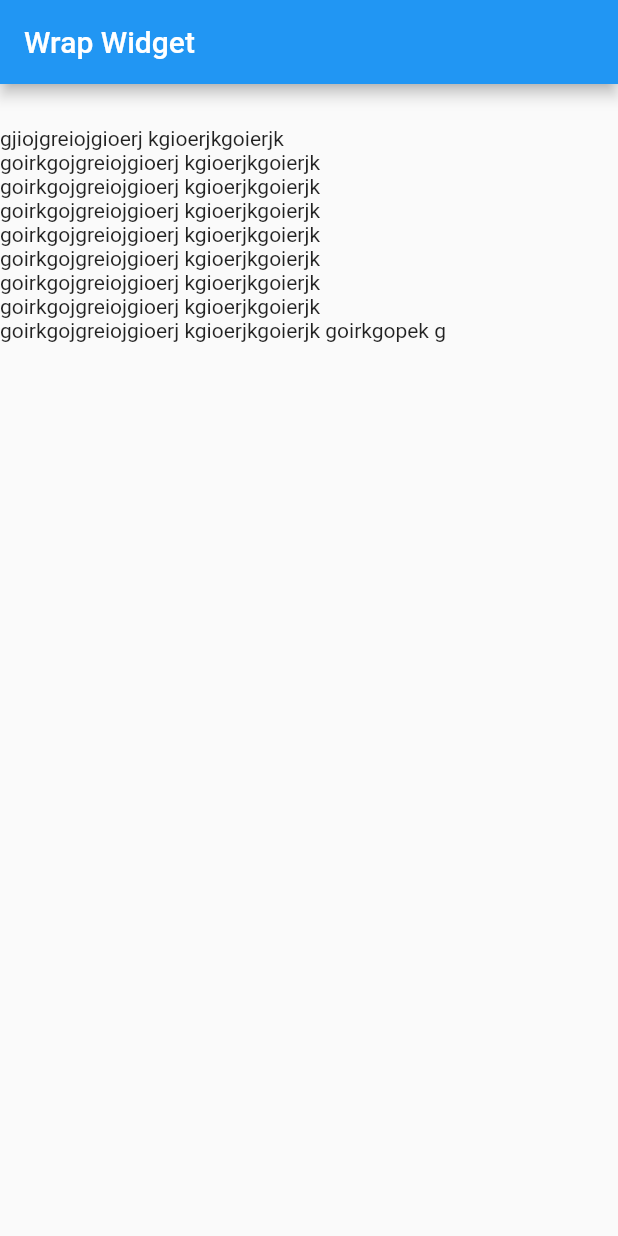
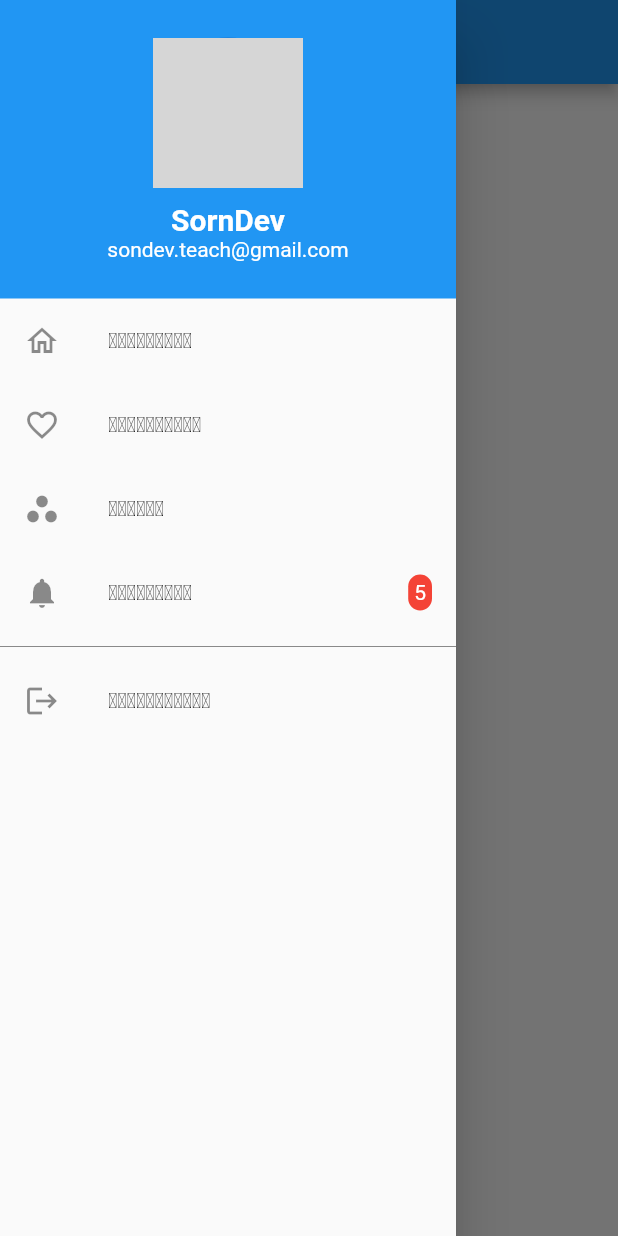
Before and after one commit to SornDevT/flutter_aap_01, a Flutter app: the screen it shows after launch, with the side drawer open (before the commit the screen has no drawer), on a phone screen of 412 x 824 dp. Run offline on Flutter 3.47's test engine with Material 2 defaults, Android fonts, the phone set to English and light mode, and no system bars; our stand-ins replace validators; network calls fail; grey boxes are pictures that could not be loaded.

Commit message:
form widget & SideBar widget VDO 05

```diff
--- /dev/null
+++ b/lib/Pages/SideBar.dart
@@ -0,0 +1,113 @@
+import 'package:flutter/material.dart';
+
+class SideBarWidget extends StatefulWidget {
+  const SideBarWidget({super.key});
+
+  @override
+  State<SideBarWidget> createState() => _SideBarWidgetState();
+}
+
+class _SideBarWidgetState extends State<SideBarWidget> {
+  @override
+  Widget build(BuildContext context) {
+    return Scaffold(
+      appBar: AppBar(
+        title: Text('Side Bar'),
+      ),
+      body: Center(
+        child: Text('Sile Bar Menu'),
+      ),
+      drawer: NavigatorDrawer(),
+    );
+  }
+}
+
+class NavigatorDrawer extends StatelessWidget {
+  const NavigatorDrawer({super.key});
+
+  @override
+  Widget build(BuildContext context) => Drawer(
+        child: SingleChildScrollView(
+            child: Column(
+          children: [
+            BuildHeader(context),
+            BuildMenuItem(context),
+          ],
+        )),
+      );
+
+  Widget BuildHeader(BuildContext context) => Container(
+        width: double.infinity,
+        // height: 200,
+        color: Colors.blue,
+        child: Padding(
+          padding: EdgeInsets.only(
+            top: 25 + MediaQuery.of(context).padding.top,
+            bottom: 25,
+          ),
+          child: Column(children: const [
+            CircleAvatar(
+              radius: 50,
+              backgroundImage: NetworkImage(
+                  'https://img.freepik.com/free-photo/young-bearded-man-with-striped-shirt_273609-5677.jpg'),
+            ),
+            SizedBox(
+              height: 10,
+            ),
+            Text(
+              'SornDev',
+              style: TextStyle(
+                  fontSize: 20,
+                  fontWeight: FontWeight.bold,
+                  color: Colors.white),
+            ),
+            Text('sondev.teach@gmail.com',
+                style: TextStyle(fontSize: 14, color: Colors.white))
+          ]),
+        ),
+      );
+
+  Widget BuildMenuItem(BuildContext context) => Container(
+        child: Column(
+          children: [
+            ListTile(
+              leading: const Icon(Icons.home_outlined),
+              title: Text('ໜ້າທຳອິດ'),
+              onTap: () {},
+            ),
+            ListTile(
+              leading: const Icon(Icons.favorite_outline),
+              title: Text('ສີ່ງທີ່ມັກ'),
+              onTap: () {},
+            ),
+            ListTile(
+              leading: const Icon(Icons.workspaces),
+              title: Text('ແຜນວຽກ'),
+              onTap: () {},
+            ),
+            ListTile(
+              leading: const Icon(Icons.notifications),
+              title: Text('ແຈ້ງເຕືອນ'),
+              trailing: Container(
+                padding: EdgeInsets.all(4),
+                decoration: BoxDecoration(
+                    borderRadius: BorderRadius.circular(15), color: Colors.red),
+                child: Text(
+                  '5',
+                  style: TextStyle(color: Colors.white),
+                ),
+              ),
+              onTap: () {},
+            ),
+            const Divider(
+              color: Colors.black45,
+            ),
+            ListTile(
+              leading: const Icon(Icons.logout),
+              title: Text('ອອກຈາກລະບົບ'),
+              onTap: () {},
+            ),
+          ],
+        ),
+      );
+}
--- a/lib/main.dart
+++ b/lib/main.dart
@@ -1,4 +1,6 @@
 import 'package:flutter/material.dart';
+import 'Pages/Form.dart';
+import 'Pages/SideBar.dart';
 import 'widget/02-ImageWidget.dart';
 import 'widget/03-ContainerWidget.dart';
 import 'widget/04-ColumnRowWidget.dart';
@@ -26,7 +28,7 @@ class MyApp extends StatelessWidget {
       theme: ThemeData(
         primarySwatch: Colors.blue,
       ),
-      home: WrapWidget(),
+      home: SideBarWidget(),
     );
   }
 }
--- a/pubspec.yaml
+++ b/pubspec.yaml
@@ -35,6 +35,8 @@ dependencies:
   # The following adds the Cupertino Icons font to your application.
   # Use with the CupertinoIcons class for iOS style icons.
   cupertino_icons: ^1.0.2
+  validators: ^3.0.0
+
 
 dev_dependencies:
   flutter_test:
```
Also changed, not shown: lib/Pages/AppBar.dart (added, +60 -0 lines), lib/Pages/Form.dart (added, +208 -0 lines), lib/Pages/Tab/page_1.dart (added, +12 -0 lines), lib/Pages/Tab/page_2.dart (added, +12 -0 lines), lib/Pages/Tab/page_3.dart (added, +12 -0 lines), lib/Pages/TabBar.dart (added, +44 -0 lines), pubspec.lock.
